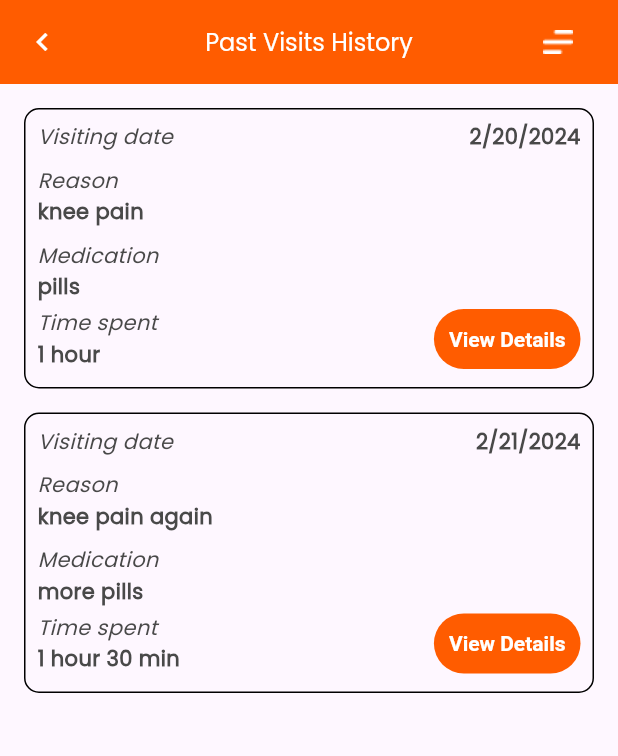
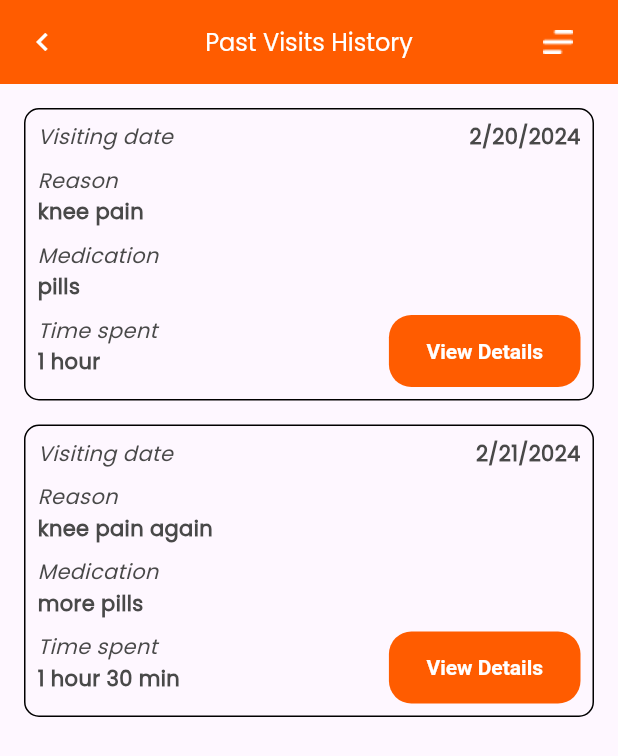
Before and after one commit to JamshedK/Flutter-Training-PI, a Flutter app: the PastVisitsPage screen opened directly, on a phone screen of 412 x 824 dp. Shown: the top 756 px of the screen. Run offline on Flutter 3.47's test engine with Material 3 defaults, Android fonts, the phone set to English and light mode, and no system bars; our stand-ins replace firebase_auth, firebase_core, firebase_messaging, google_sign_in; accounts and stored records are empty.

Commit message:
added intrinsic height

```diff
--- a/lib/pages/visits.dart
+++ b/lib/pages/visits.dart
@@ -90,7 +90,10 @@ class PastVisit extends StatelessWidget {
                   color: Color(0XFF494949),
                   fontWeight: FontWeight.bold),
             ),
-            Row(
+            const SizedBox(height: 8),
+            IntrinsicHeight(
+              child: Row(
+                crossAxisAlignment: CrossAxisAlignment.stretch,
                 mainAxisAlignment: MainAxisAlignment.spaceBetween,
                 children: [
                   Column(
@@ -117,7 +120,8 @@ class PastVisit extends StatelessWidget {
                   TextButton(
                       onPressed: () {},
                       style: ButtonStyle(
-                      padding: MaterialStateProperty.all(EdgeInsets.symmetric(horizontal: 10, vertical: 0)),
+                        shape: MaterialStateProperty.all(RoundedRectangleBorder(borderRadius: BorderRadius.circular(15))),
+                        padding: MaterialStateProperty.all(EdgeInsets.symmetric(horizontal: 25, vertical: 0)),
                         foregroundColor:
                             MaterialStateProperty.all(Colors.white),
                         backgroundColor: const MaterialStatePropertyAll(primaryColor),
@@ -130,6 +134,7 @@ class PastVisit extends StatelessWidget {
                       ),
                       child: const Text("View Details"))
                 ],
+              ),
             )
           ],
         ));
```
Also changed, not shown: lib/pages/auth/signup_form.dart (+0 -11 lines). Lines whose indentation alone changed are shown as unchanged.
